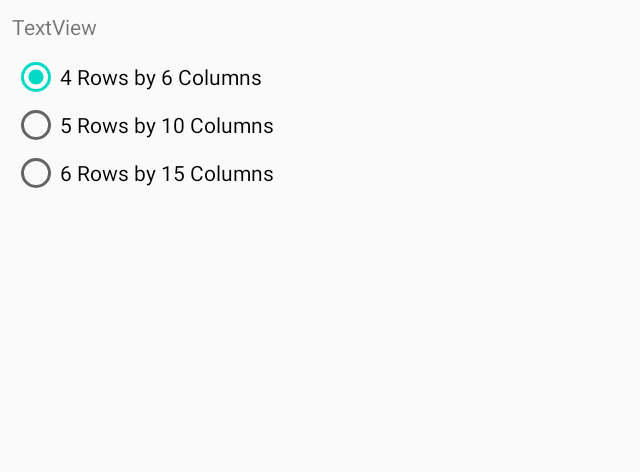
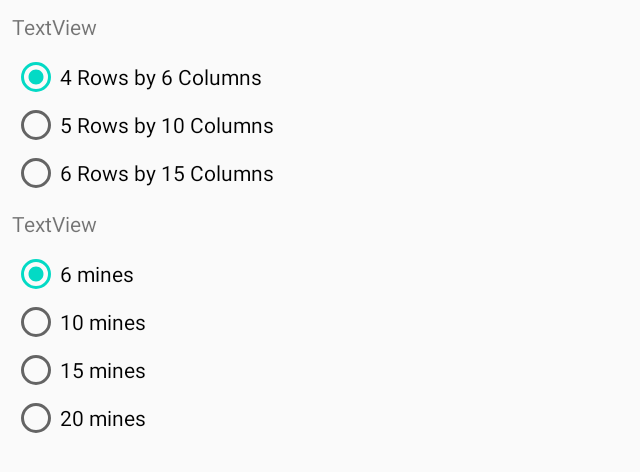
Before and after one commit to gyeung06/AndroidClownMineSweeperEsqueGame, an Android app: the Options screen opened directly, with no data from a screen before it, after a tap on "4 Rows by 6 Columns", on a phone screen of 824 x 412 dp (held sideways). Shown: the top 472 px of the screen, without its empty margins (0-640 px from the left). Run offline under Robolectric (Android 15) with nearby library versions, the phone set to English and light mode, and no system bars.

Commit message:
Functional Radiobuttons with shared pref for both

```diff
--- a/app/src/main/java/c/example/myapplication/Options.java
+++ b/app/src/main/java/c/example/myapplication/Options.java
@@ -2,6 +2,7 @@ package c.example.myapplication;
 
 import androidx.appcompat.app.AppCompatActivity;
 
+import android.annotation.SuppressLint;
 import android.content.Context;
 import android.content.Intent;
 import android.content.SharedPreferences;
@@ -19,6 +20,8 @@ Options menu activity
 
 public class Options extends AppCompatActivity {
 
+    private static final String ROW_PREFS = "RowPrefs";
+    private static final String ROW_CHOICE = "rowChoice";
     private OptionsData optionsData = OptionsData.getInstance();
 
     @Override
@@ -26,10 +29,12 @@ public class Options extends AppCompatActivity {
         super.onCreate(savedInstanceState);
         setContentView(R.layout.activity_options);
 
+        getSavedOptionRows();
         createRowsButtons();
-        getSavedOption();
+        getSavedOptionMines();
+        createMinesButtons();
+
     }
-
 
 
     private void createRowsButtons() {
@@ -37,9 +42,7 @@ public class Options extends AppCompatActivity {
 
         String[] rowOptions = getResources().getStringArray(R.array.row_options);
 
-        for (int i = 0; i < rowOptions.length; i++) {
-            final String option = rowOptions[i];
-
+        for (final String option : rowOptions) {
             RadioButton button = new RadioButton(this);
             button.setText(option);
 
@@ -47,31 +50,30 @@ public class Options extends AppCompatActivity {
                 @Override
                 public void onClick(View v) {
                     Toast.makeText(Options.this, option + " selected", Toast.LENGTH_SHORT).show();
-
                     saveRowChoice(option);
-                    getSavedOption();
+                    getSavedOptionRows();
                 }
             });
 
             group.addView(button);
 
-            if (option.equals(getSavedOption())) {
+            if (option.equals(getSavedOptionRows())) {
                 button.setChecked(true);
             }
         }
     }
 
     private void saveRowChoice(String choice) {
-        SharedPreferences prefs = this.getSharedPreferences("RowPrefs", MODE_PRIVATE);
+        SharedPreferences prefs = this.getSharedPreferences(ROW_PREFS, MODE_PRIVATE);
         SharedPreferences.Editor editor = prefs.edit();
-        editor.putString("rowChoice", choice);
+        editor.putString(ROW_CHOICE, choice);
         editor.apply();
     }
 
     //Also updates the OptionsData
-    private String getSavedOption() {
-        SharedPreferences prefs = this.getSharedPreferences("RowPrefs", MODE_PRIVATE);
-        String text = prefs.getString("rowChoice", "4 ");
+    private String getSavedOptionRows() {
+        SharedPreferences prefs = this.getSharedPreferences(ROW_PREFS, MODE_PRIVATE);
+        String text = prefs.getString(ROW_CHOICE, "4 ");
         switch (text.charAt(0)) {
             case '4':
                 optionsData.setRowsAndCols(4, 6);
@@ -89,6 +91,45 @@ public class Options extends AppCompatActivity {
     }
 
 
+    @SuppressLint("DefaultLocale")
+    private void createMinesButtons() {
+        RadioGroup group = findViewById(R.id.mine_nums);
+
+        int[] numOfMines = getResources().getIntArray(R.array.number_of_mines);
+        for (final int mines : numOfMines) {
+            RadioButton button = new RadioButton(this);
+            button.setText(String.format("%d mines", mines));
+
+            button.setOnClickListener(new View.OnClickListener() {
+                @Override
+                public void onClick(View v) {
+                    Toast.makeText(Options.this, mines + " mines selected", Toast.LENGTH_SHORT).show();
+                    saveMineChoice(mines);
+                    getSavedOptionMines();
+                }
+            });
+
+            group.addView(button);
+
+            if (mines == getSavedOptionMines()) {
+                button.setChecked(true);
+            }
+        }
+    }
+
+    private void saveMineChoice(int num) {
+        SharedPreferences prefs = this.getSharedPreferences("NumPrefs", MODE_PRIVATE);
+        SharedPreferences.Editor editor = prefs.edit();
+        editor.putInt("mines", num);
+        editor.apply();
+    }
+
+    private int getSavedOptionMines() {
+        SharedPreferences prefs = this.getSharedPreferences("NumPrefs", MODE_PRIVATE);
+        int num = prefs.getInt("mines", 6);
+        optionsData.setMines(num);
+        return num;
+    }
 
     public static Intent makeIntent(Context context) {
         return new Intent(context, Options.class);
--- a/app/src/main/java/c/example/myapplication/models/OptionsData.java
+++ b/app/src/main/java/c/example/myapplication/models/OptionsData.java
@@ -19,6 +19,10 @@ public class OptionsData {
         this.cols = cols;
     }
 
+    public void setMines(int mines) {
+        this.mines = mines;
+    }
+
     public static OptionsData getInstance() {
         if (instance == null) {
             instance = new OptionsData();
--- a/app/src/main/res/layout/activity_options.xml
+++ b/app/src/main/res/layout/activity_options.xml
@@ -24,4 +24,23 @@
         android:text="TextView"
         app:layout_constraintStart_toStartOf="parent"
         app:layout_constraintTop_toTopOf="parent" />
+
+    <TextView
+        android:id="@+id/textView3"
+        android:layout_width="wrap_content"
+        android:layout_height="wrap_content"
+        android:layout_marginStart="8dp"
+        android:layout_marginTop="8dp"
+        android:text="TextView"
+        app:layout_constraintStart_toStartOf="parent"
+        app:layout_constraintTop_toBottomOf="@+id/options_rows" />
+
+    <RadioGroup
+        android:id="@+id/mine_nums"
+        android:layout_width="wrap_content"
+        android:layout_height="wrap_content"
+        android:layout_marginStart="8dp"
+        android:layout_marginTop="8dp"
+        app:layout_constraintStart_toStartOf="parent"
+        app:layout_constraintTop_toBottomOf="@+id/textView3" />
 </androidx.constraintlayout.widget.ConstraintLayout>
--- /dev/null
+++ b/app/src/main/res/values/num_mines.xml
@@ -0,0 +1,11 @@
+<?xml version="1.0" encoding="utf-8"?>
+<resources>
+    <integer-array name="number_of_mines">
+        <item>6</item>
+        <item>10</item>
+        <item>15</item>
+        <item>20</item>
+    </integer-array>
+
+    <integer name="mines_default">6</integer>
+</resources>
```
